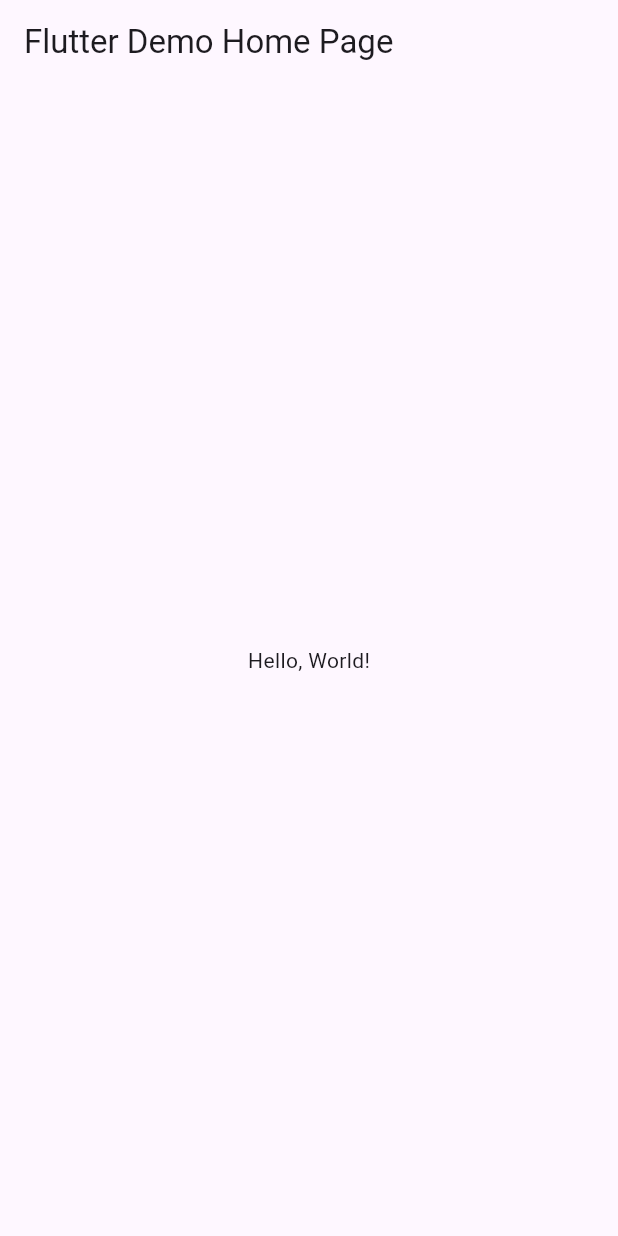
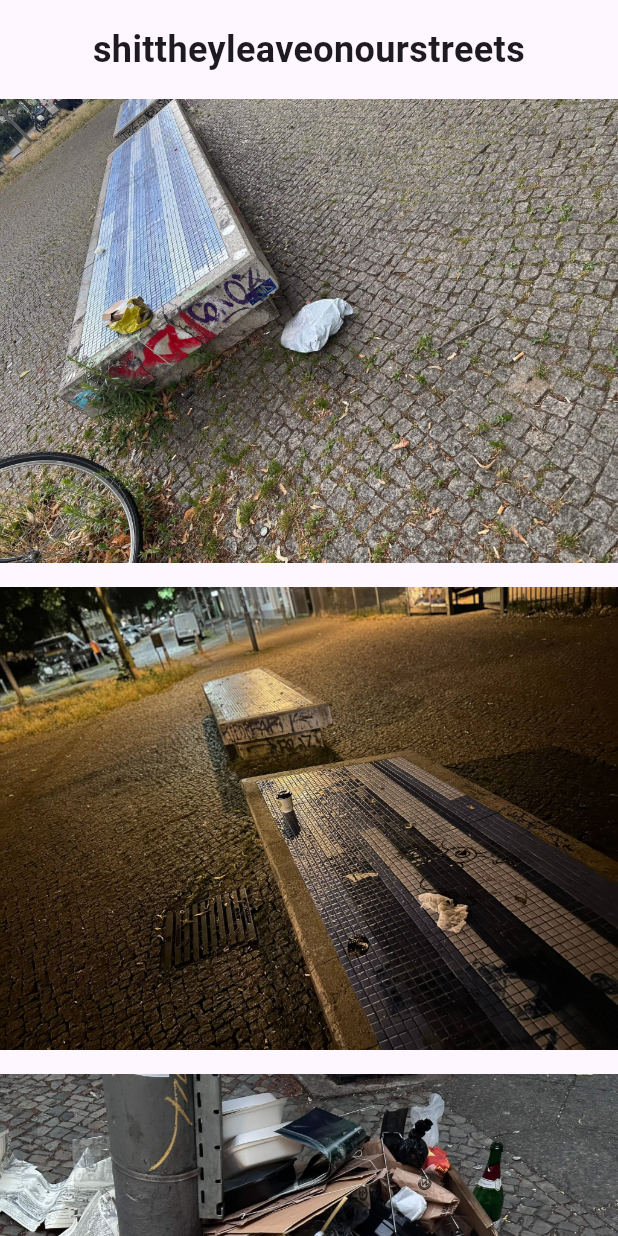
Before and after one commit to yalpertem/stloos, a Flutter app: the screen it shows after launch, on a phone screen of 412 x 824 dp. Run offline on Flutter 3.47's test engine with Material 3 defaults, Android fonts, the phone set to English and light mode, and no system bars.

Commit message:
add home page and images

```diff
--- a/lib/main.dart
+++ b/lib/main.dart
@@ -1,41 +1,63 @@
 import 'package:flutter/material.dart';
 
-void main() => runApp(MyApp());
+void main() {
+  runApp(const MyApp());
+}
 
 class MyApp extends StatelessWidget {
   const MyApp({super.key});
-  // This widget is the root of your application.
+
   @override
   Widget build(BuildContext context) {
     return MaterialApp(
-      // Application name
-      title: 'Flutter Hello World',
-      // Application theme data, you can set the colors for the application as
-      // you want
+      title: 'shittheyleaveonourstreets',
       theme: ThemeData(
-        // useMaterial3: false,
-        primarySwatch: Colors.blue,
+        primarySwatch: Colors.green,
       ),
-      // A widget which will be started on application startup
-      home: MyHomePage(title: 'Flutter Demo Home Page'),
+      home: const MyHomePage(),
+      debugShowCheckedModeBanner: false,
     );
   }
 }
 
 class MyHomePage extends StatelessWidget {
-  final String title;
-  const MyHomePage({super.key, required this.title});
+  const MyHomePage({super.key});
 
   @override
   Widget build(BuildContext context) {
     return Scaffold(
-      appBar: AppBar(
-        // The title text which will be shown on the action bar
-        title: Text(title),
-      ),
-      body: Center(
-        child: Text(
-          'Hello, World!',
+      body: SafeArea(
+        child: Column(
+          children: [
+            // Ortalanmış başlık
+            Padding(
+              padding: const EdgeInsets.all(16.0),
+              child: Center(
+                child: Text(
+                  'shittheyleaveonourstreets',
+                  style: const TextStyle(
+                    fontSize: 24,
+                    fontWeight: FontWeight.bold,
+                  ),
+                  textAlign: TextAlign.center,
+                ),
+              ),
+            ),
+            // Scrollable görseller
+            Expanded(
+              child: SingleChildScrollView(
+                child: Column(
+                  children: [
+                    Image.asset('assets/image1.jpeg'),
+                    const SizedBox(height: 16),
+                    Image.asset('assets/image2.jpeg'),
+                    const SizedBox(height: 16),
+                    Image.asset('assets/image3.jpeg'),
+                  ],
+                ),
+              ),
+            ),
+          ],
         ),
       ),
     );
--- a/pubspec.yaml
+++ b/pubspec.yaml
@@ -32,3 +32,7 @@ flutter:
   #       - asset: fonts/TrajanPro.ttf
   #       - asset: fonts/TrajanPro_Bold.ttf
   #         weight: 700
+  assets:
+    - assets/image1.jpeg
+    - assets/image2.jpeg
+    - assets/image3.jpeg
```
Also changed, not shown: assets/image1.jpeg (added), assets/image2.jpeg (added), assets/image3.jpeg (added).
